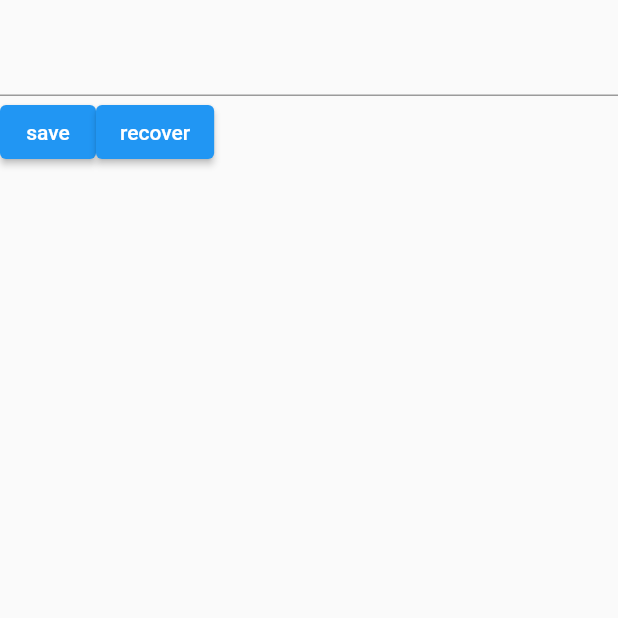
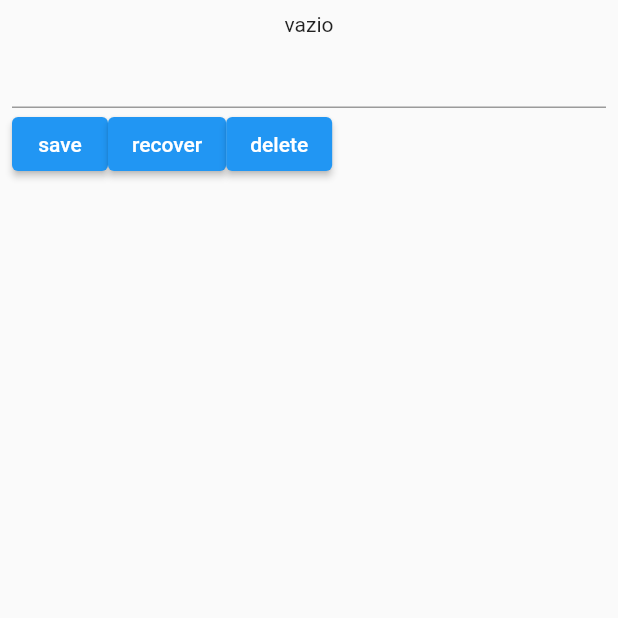
Before and after one commit to RenanMouraDaSilvaBarros/flutter-jamilton-damasceno, a Flutter app: the screen it shows after launch, after a tap on "save", on a phone screen of 412 x 824 dp, the top half of it. Run offline on Flutter 3.47's test engine with Material 2 defaults, Android fonts, the phone set to English and light mode, and no system bars; our stand-ins replace shared_preferences.

Commit message:
sharedPrefrences

```diff
--- a/shared_data_manipulation/lib/HomeScreen.dart
+++ b/shared_data_manipulation/lib/HomeScreen.dart
@@ -1,4 +1,5 @@
 import 'package:flutter/material.dart';
+import 'package:shared_preferences/shared_preferences.dart';
 
 class HomeScreen extends StatefulWidget {
   @override
@@ -6,32 +7,53 @@ class HomeScreen extends StatefulWidget {
 }
 
 class _HomeScreenState extends State<HomeScreen> {
+  String text = "vazio";
+  TextEditingController _controller = TextEditingController();
+  SharedPreferences prefs;
 
-  _save(){
-
+  _save() async {
+    prefs = await SharedPreferences.getInstance();
+    await prefs.setString("name", _controller.text);
+    print("salvo ${prefs.getString("name")}");
   }
 
-  _recover(){
+  _recover() async {
+    prefs = await SharedPreferences.getInstance();
+    setState(() {
+      text = prefs.getString("name")??"sem valor";
+    });
+  }
 
+  _delete() async {
+    prefs = await SharedPreferences.getInstance();
+    setState(() {
+      prefs.remove("name");
+    });
   }
 
   @override
   Widget build(BuildContext context) {
     return SafeArea(
       child: Scaffold(
-        body: Column(
+        body: Padding(
+          padding: const EdgeInsets.all(8.0),
+          child: Column(
             children: [
-            Text(""),
-            TextField(),
+              Text(text ?? "vazio"),
+              TextField(
+                controller: _controller,
+              ),
               Row(
                 children: [
-                ElevatedButton(onPressed: () {}, child: Text("save")),
-                ElevatedButton(onPressed: () {}, child: Text("recover"))
+                  ElevatedButton(onPressed: _save, child: Text("save")),
+                  ElevatedButton(onPressed: _recover, child: Text("recover")),
+                  ElevatedButton(onPressed: _delete, child: Text("delete"))
                 ],
               )
             ],
           ),
         ),
+      ),
     );
   }
 }
```
Lines whose indentation alone changed are shown as unchanged.
